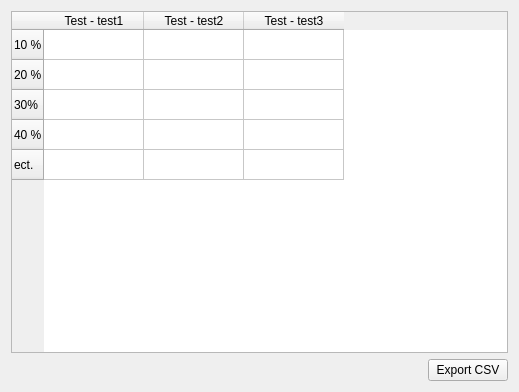
The window that ui/scores/ui_distib_score.ui (Artelia/Mascaret) describes before a commit, drawn with Qt 5.
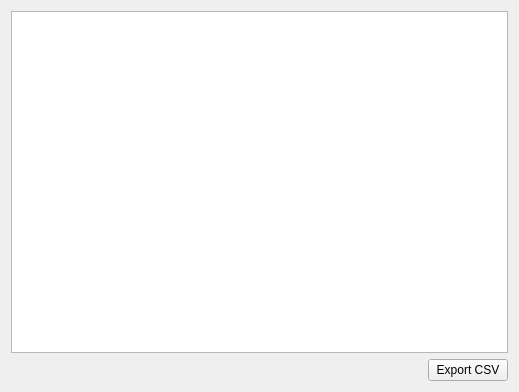
The same window after the commit.

The edit to the form file:
```diff
--- a/ui/scores/ui_distib_score.ui
+++ b/ui/scores/ui_distib_score.ui
@@ -14,51 +14,10 @@
    <string>Form</string>
   </property>
   <layout class="QGridLayout" name="gridLayout">
-   <item row="0" column="0">
+   <item row="3" column="0">
     <layout class="QVBoxLayout" name="verticalLayout">
      <item>
-      <widget class="QTableWidget" name="table_dist">
-       <row>
-        <property name="text">
-         <string>10 %</string>
-        </property>
-       </row>
-       <row>
-        <property name="text">
-         <string>20 %</string>
-        </property>
-       </row>
-       <row>
-        <property name="text">
-         <string>30%</string>
-        </property>
-       </row>
-       <row>
-        <property name="text">
-         <string>40 %</string>
-        </property>
-       </row>
-       <row>
-        <property name="text">
-         <string>ect.</string>
-        </property>
-       </row>
-       <column>
-        <property name="text">
-         <string>Test - test1</string>
-        </property>
-       </column>
-       <column>
-        <property name="text">
-         <string>Test - test2</string>
-        </property>
-       </column>
-       <column>
-        <property name="text">
-         <string>Test - test3</string>
-        </property>
-       </column>
-      </widget>
+      <widget class="QTableView" name="table_dist"/>
      </item>
      <item>
       <layout class="QHBoxLayout" name="horizontalLayout_2">
```
